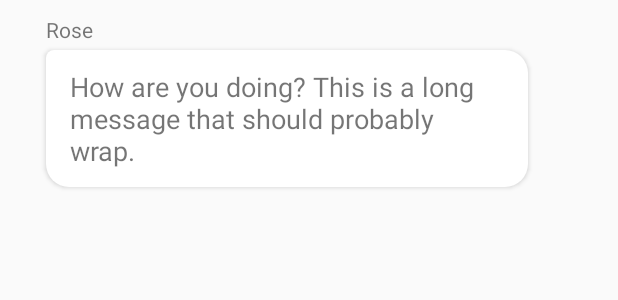
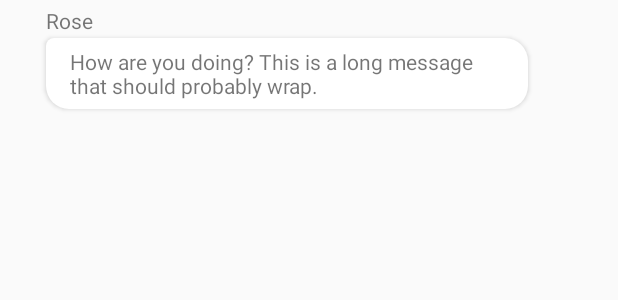
Before and after one commit to Openroads/TIProject, an Android app: the layout their_message.xml on its own in the app's theme, with its tools: preview values and no code run, on a phone screen of 412 x 824 dp. Shown: the top 300 px of the screen. Run offline under Robolectric (Android 15) with nearby library versions, the phone set to English and light mode, and no system bars.

Commit message:
Change chat message layout.

```diff
--- a/MobileApp/app/src/main/res/layout/content_document_editing.xml
+++ b/MobileApp/app/src/main/res/layout/content_document_editing.xml
@@ -68,6 +68,7 @@
             android:id="@+id/messages_view"
             android:layout_weight="2"
             android:divider="#fff"
+            android:dividerHeight="1.0sp"
             android:layout_height="109dp"
             app:layout_constraintStart_toStartOf="parent" app:layout_constraintTop_toTopOf="parent"
             android:layout_marginTop="354dp" app:layout_constraintEnd_toEndOf="parent"
--- a/MobileApp/app/src/main/res/layout/my_message.xml
+++ b/MobileApp/app/src/main/res/layout/my_message.xml
@@ -2,7 +2,7 @@
 <RelativeLayout xmlns:android="http://schemas.android.com/apk/res/android"
                 android:layout_width="match_parent"
                 android:layout_height="wrap_content"
-                android:paddingVertical="10dp"
+                android:paddingVertical="4dp"
                 android:paddingRight="15dp"
                 android:paddingLeft="60dp"
                 android:clipToPadding="false">
@@ -13,9 +13,9 @@
             android:id="@+id/message_body"
             android:background="@drawable/my_message"
             android:textColor="#fff"
-            android:padding="10dp"
+            android:padding="6dp"
             android:elevation="2dp"
-            android:textSize="18dp"
+            android:textSize="15sp"
             android:layout_alignParentRight="true"
             android:text="Placeholder message"/>
 
--- a/MobileApp/app/src/main/res/layout/their_message.xml
+++ b/MobileApp/app/src/main/res/layout/their_message.xml
@@ -2,7 +2,7 @@
 <RelativeLayout xmlns:android="http://schemas.android.com/apk/res/android"
                 android:layout_width="match_parent"
                 android:layout_height="wrap_content"
-                android:paddingVertical="10dp"
+                android:paddingVertical="4dp"
                 android:paddingLeft="15dp"
                 android:paddingRight="60dp"
                 android:clipToPadding="false">
@@ -12,7 +12,7 @@
             android:layout_marginLeft="15dp"
             android:layout_width="wrap_content"
             android:layout_height="wrap_content"
-            android:paddingBottom="4dp"
+            android:paddingBottom="2dp"
             android:text="Rose"/>
 
     <TextView
@@ -22,10 +22,10 @@
             android:layout_below="@+id/name"
             android:layout_alignLeft="@+id/name"
             android:background="@drawable/their_message"
-            android:paddingVertical="12dp"
+            android:paddingVertical="6dp"
             android:paddingHorizontal="16dp"
             android:elevation="2dp"
-            android:textSize="18dp"
+            android:textSize="14sp"
             android:text="How are you doing? This is a long message that should probably wrap."
     />
 </RelativeLayout>
```
